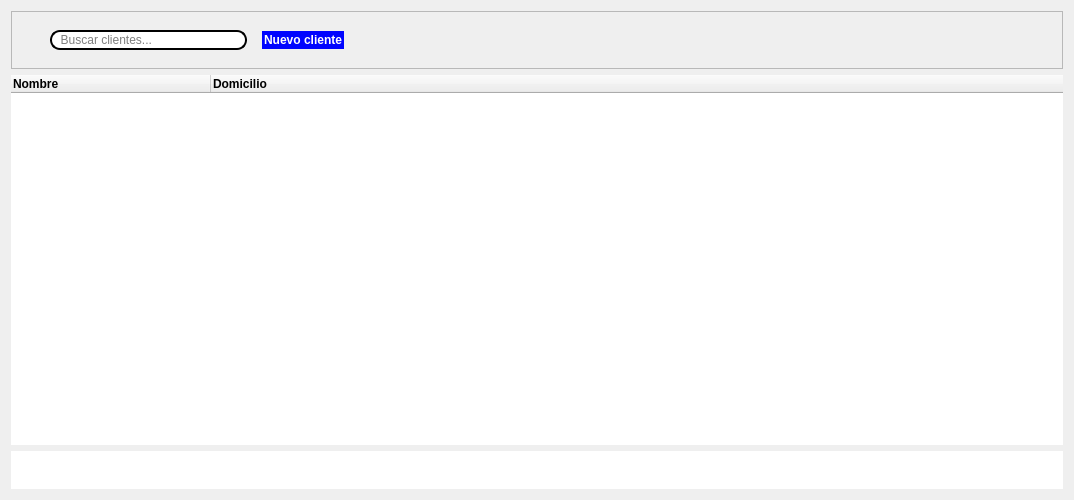
Julian2455/beatmat, file resources/ui/client_tab.ui: the form before one commit.
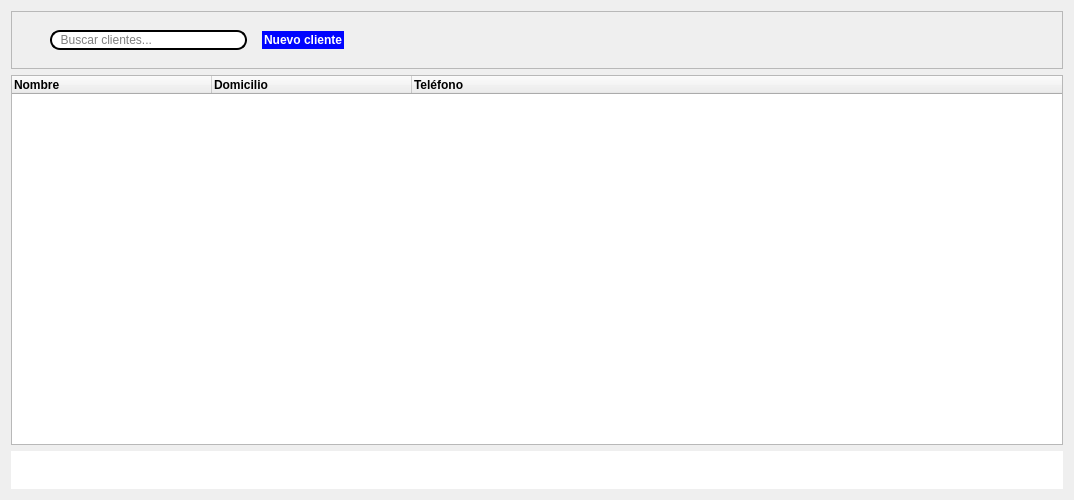
The form after the commit. Icons and pictures are not drawn.

Diff of the .ui file:
```diff
--- a/resources/ui/client_tab.ui
+++ b/resources/ui/client_tab.ui
@@ -137,7 +137,7 @@
      </property>
      <property name="styleSheet">
       <string notr="true">color: rgb(0, 0, 0);
-border:none;</string>
+</string>
      </property>
      <property name="frameShadow">
       <enum>QFrame::Plain</enum>
@@ -207,6 +207,19 @@
        </brush>
       </property>
      </column>
+     <column>
+      <property name="text">
+       <string>Teléfono</string>
+      </property>
+      <property name="font">
+       <font>
+        <bold>true</bold>
+       </font>
+      </property>
+      <property name="textAlignment">
+       <set>AlignLeading|AlignVCenter</set>
+      </property>
+     </column>
     </widget>
    </item>
    <item>
```
